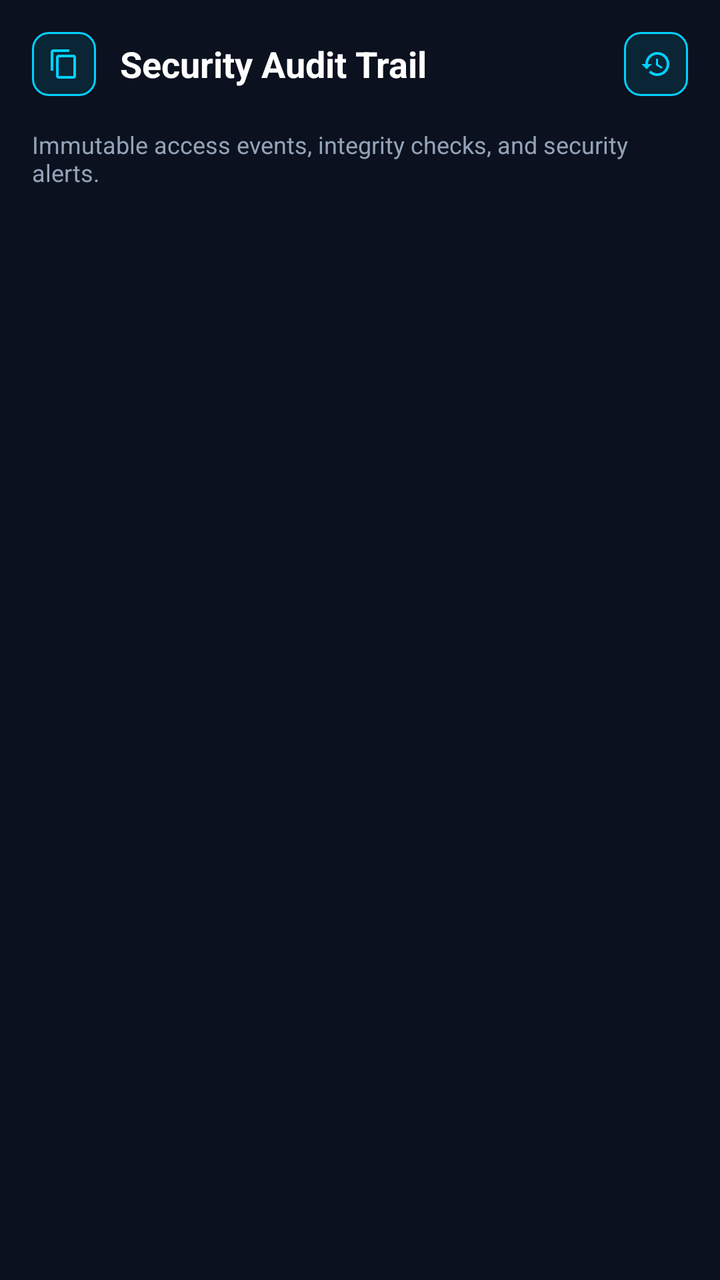
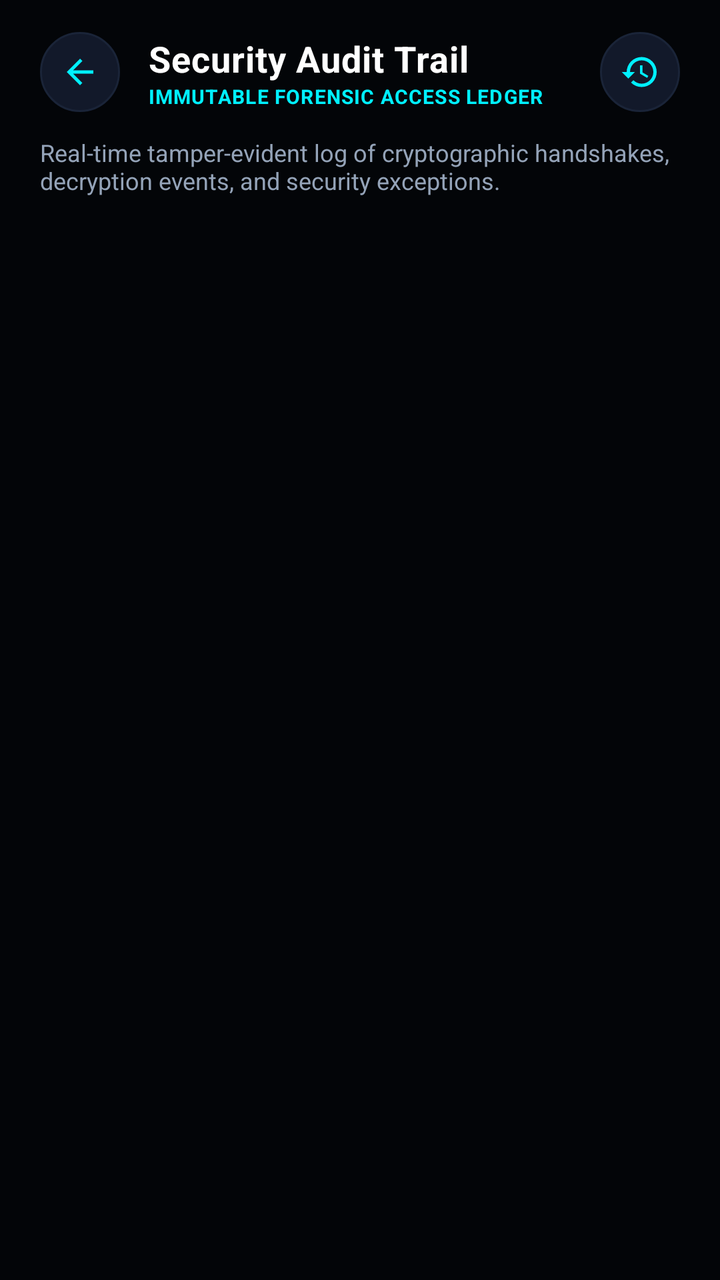

The first picture is an Android layout as it rendered before a commit; the second is the same layout after the commit. The layout source and the unified diff follow.
<!-- AndroidManifest.xml: application theme Theme.SecureDrop -->
<!-- res/layout/activity_access_logs.xml -->
<?xml version="1.0" encoding="utf-8"?>
<LinearLayout xmlns:android="http://schemas.android.com/apk/res/android"
    xmlns:app="http://schemas.android.com/apk/res-auto"
    android:layout_width="match_parent"
    android:layout_height="match_parent"
    android:background="@color/bg_dark"
    android:orientation="vertical">

    
    <LinearLayout
        android:layout_width="match_parent"
        android:layout_height="wrap_content"
        android:gravity="center_vertical"
        android:orientation="horizontal"
        android:padding="16dp">

        <ImageView
            android:id="@+id/btnBack"
            android:layout_width="32dp"
            android:layout_height="32dp"
            android:background="@drawable/bg_badge_blue"
            android:padding="8dp"
            android:src="@drawable/ic_copy"
            app:tint="@color/brand_accent" />

        <TextView
            android:layout_width="0dp"
            android:layout_height="wrap_content"
            android:layout_marginStart="12dp"
            android:layout_weight="1"
            android:text="Security Audit Trail"
            android:textColor="@color/text_primary"
            android:textSize="18sp"
            android:textStyle="bold" />

        <ImageView
            android:id="@+id/btnRefreshLogs"
            android:layout_width="32dp"
            android:layout_height="32dp"
            android:background="@drawable/bg_badge_blue"
            android:padding="8dp"
            android:src="@drawable/ic_history"
            app:tint="@color/brand_accent" />
    </LinearLayout>

    
    <TextView
        android:layout_width="wrap_content"
        android:layout_height="wrap_content"
        android:layout_marginStart="16dp"
        android:layout_marginEnd="16dp"
        android:layout_marginBottom="12dp"
        android:text="Immutable access events, integrity checks, and security alerts."
        android:textColor="@color/text_secondary"
        android:textSize="12sp" />

    <androidx.recyclerview.widget.RecyclerView
        android:id="@+id/rvAccessLogs"
        android:layout_width="match_parent"
        android:layout_height="0dp"
        android:layout_weight="1"
        android:paddingStart="16dp"
        android:paddingEnd="16dp" />

    <TextView
        android:id="@+id/tvEmptyLogs"
        android:layout_width="match_parent"
        android:layout_height="wrap_content"
        android:layout_margin="24dp"
        android:background="@drawable/bg_card_cyber"
        android:gravity="center"
        android:padding="32dp"
        android:text="No security audit events recorded yet."
        android:textColor="@color/text_muted"
        android:textSize="14sp"
        android:visibility="gone" />
</LinearLayout>
<!-- resources referenced by this layout -->
<resources>
  <color name="bg_dark">#0B111E</color>
  <color name="brand_accent">#00D2FF</color>
  <color name="text_muted">#64748B</color>
  <color name="text_primary">#FFFFFF</color>
  <color name="text_secondary">#94A3B8</color>
  <!-- drawable bg_badge_blue (drawable) -->
  <?xml version="1.0" encoding="utf-8"?>
  <shape xmlns:android="http://schemas.android.com/apk/res/android"
      android:shape="rectangle">
      <solid android:color="@color/security_blue_bg" />
      <corners android:radius="8dp" />
      <stroke
          android:width="1dp"
          android:color="@color/security_blue" />
  </shape>
  <!-- drawable bg_card_cyber (drawable) -->
  <?xml version="1.0" encoding="utf-8"?>
  <shape xmlns:android="http://schemas.android.com/apk/res/android"
      android:shape="rectangle">
      <solid android:color="@color/bg_surface_card" />
      <corners android:radius="16dp" />
      <stroke
          android:width="1dp"
          android:color="@color/border_subtle" />
  </shape>
  <!-- drawable ic_copy (drawable) -->
  <?xml version="1.0" encoding="utf-8"?>
  <vector xmlns:android="http://schemas.android.com/apk/res/android"
      android:width="24dp"
      android:height="24dp"
      android:viewportWidth="24"
      android:viewportHeight="24">
      <path
          android:fillColor="#FFFFFFFF"
          android:pathData="M16,1H4c-1.1,0 -2,0.9 -2,2v14h2V3h12V1zm3,4H8c-1.1,0 -2,0.9 -2,2v14c0,1.1 0.9,2 2,2h11c1.1,0 2,-0.9 2,-2V7c0,-1.1 -0.9,-2 -2,-2zm0,16H8V7h11v14z"/>
  </vector>
  <!-- drawable ic_history (drawable) -->
  <?xml version="1.0" encoding="utf-8"?>
  <vector xmlns:android="http://schemas.android.com/apk/res/android"
      android:width="24dp"
      android:height="24dp"
      android:viewportWidth="24"
      android:viewportHeight="24">
      <path
          android:fillColor="#FFFFFFFF"
          android:pathData="M13,3a9,9 0 0,0 -9,9H1l3.89,3.89 0.07,0.14L9,12H6c0,-3.87 3.13,-7 7,-7s7,3.13 7,7 -3.13,7 -7,7c-1.93,0 -3.68,-0.79 -4.94,-2.06l-1.42,1.42A8.954,8.954 0 0,0 13,21a9,9 0 0,0 0,-18zm-1,5v5l4.28,2.54 0.72,-1.21 -3.5,-2.08V8H12z"/>
  </vector>
  <style name="Theme.SecureDrop" parent="Theme.MaterialComponents.DayNight.NoActionBar">
          
          <item name="colorPrimary">@color/brand_primary</item>
          <item name="colorPrimaryVariant">@color/brand_primary_variant</item>
          <item name="colorOnPrimary">@color/white</item>
          
          <item name="colorSecondary">@color/brand_accent</item>
          <item name="colorSecondaryVariant">@color/brand_accent</item>
          <item name="colorOnSecondary">@color/bg_dark</item>
          
          <item name="android:statusBarColor">@color/bg_dark</item>
          <item name="android:navigationBarColor">@color/bg_dark</item>
          <item name="android:windowBackground">@color/bg_dark</item>
          <item name="android:windowLightStatusBar">false</item>
      </style>
  <color name="security_blue_bg">#1A00D2FF</color>
  <color name="security_blue">#00D2FF</color>
  <color name="bg_surface_card">#1A2640</color>
  <color name="border_subtle">#2A3B5C</color>
  <color name="brand_primary">#0A84FF</color>
  <color name="brand_primary_variant">#0066CC</color>
  <color name="white">#FFFFFF</color>
</resources>

<!-- the commit's change to res/layout/activity_access_logs.xml (unified diff, before → after) -->
@@ -12,33 +12,54 @@
         android:layout_height="wrap_content"
         android:gravity="center_vertical"
         android:orientation="horizontal"
-        android:padding="16dp">
+        android:paddingStart="20dp"
+        android:paddingTop="16dp"
+        android:paddingEnd="20dp"
+        android:paddingBottom="12dp">
 
         <ImageView
             android:id="@+id/btnBack"
-            android:layout_width="32dp"
-            android:layout_height="32dp"
-            android:background="@drawable/bg_badge_blue"
-            android:padding="8dp"
-            android:src="@drawable/ic_copy"
+            android:layout_width="40dp"
+            android:layout_height="40dp"
+            android:background="@drawable/bg_circle_icon_button"
+            android:contentDescription="Navigate Back"
+            android:padding="10dp"
+            android:src="@drawable/ic_arrow_back"
             app:tint="@color/brand_accent" />
 
-        <TextView
+        <LinearLayout
             android:layout_width="0dp"
             android:layout_height="wrap_content"
-            android:layout_marginStart="12dp"
+            android:layout_marginStart="14dp"
             android:layout_weight="1"
-            android:text="Security Audit Trail"
-            android:textColor="@color/text_primary"
-            android:textSize="18sp"
-            android:textStyle="bold" />
+            android:orientation="vertical">
+
+            <TextView
+                android:layout_width="wrap_content"
+                android:layout_height="wrap_content"
+                android:letterSpacing="0.02"
+                android:text="Security Audit Trail"
+                android:textColor="@color/text_primary"
+                android:textSize="18sp"
+                android:textStyle="bold" />
+
+            <TextView
+                android:layout_width="wrap_content"
+                android:layout_height="wrap_content"
+                android:letterSpacing="0.04"
+                android:text="IMMUTABLE FORENSIC ACCESS LEDGER"
+                android:textColor="@color/brand_accent"
+                android:textSize="10sp"
+                android:textStyle="bold" />
+        </LinearLayout>
 
         <ImageView
             android:id="@+id/btnRefreshLogs"
-            android:layout_width="32dp"
-            android:layout_height="32dp"
-            android:background="@drawable/bg_badge_blue"
-            android:padding="8dp"
+            android:layout_width="40dp"
+            android:layout_height="40dp"
+            android:background="@drawable/bg_circle_icon_button"
+            android:contentDescription="Sync Audit Logs"
+            android:padding="10dp"
             android:src="@drawable/ic_history"
             app:tint="@color/brand_accent" />
     </LinearLayout>
@@ -47,31 +68,40 @@
     <TextView
         android:layout_width="wrap_content"
         android:layout_height="wrap_content"
-        android:layout_marginStart="16dp"
-        android:layout_marginEnd="16dp"
-        android:layout_marginBottom="12dp"
-        android:text="Immutable access events, integrity checks, and security alerts."
+        android:layout_marginStart="20dp"
+        android:layout_marginEnd="20dp"
+        android:layout_marginBottom="14dp"
+        android:text="Real-time tamper-evident log of cryptographic handshakes, decryption events, and security exceptions."
         android:textColor="@color/text_secondary"
         android:textSize="12sp" />
 
-    <androidx.recyclerview.widget.RecyclerView
-        android:id="@+id/rvAccessLogs"
+    <FrameLayout
         android:layout_width="match_parent"
         android:layout_height="0dp"
         android:layout_weight="1"
-        android:paddingStart="16dp"
-        android:paddingEnd="16dp" />
+        android:paddingStart="20dp"
+        android:paddingEnd="20dp">
 
-    <TextView
-        android:id="@+id/tvEmptyLogs"
-        android:layout_width="match_parent"
-        android:layout_height="wrap_content"
-        android:layout_margin="24dp"
-        android:background="@drawable/bg_card_cyber"
-        android:gravity="center"
-        android:padding="32dp"
-        android:text="No security audit events recorded yet."
-        android:textColor="@color/text_muted"
-        android:textSize="14sp"
-        android:visibility="gone" />
+        <androidx.recyclerview.widget.RecyclerView
+            android:id="@+id/rvAccessLogs"
+            android:layout_width="match_parent"
+            android:layout_height="match_parent"
+            android:clipToPadding="false"
+            android:overScrollMode="never"
+            android:paddingBottom="16dp" />
+
+        <TextView
+            android:id="@+id/tvEmptyLogs"
+            android:layout_width="match_parent"
+            android:layout_height="wrap_content"
+            android:layout_gravity="center"
+            android:background="@drawable/bg_card_cyber"
+            android:gravity="center"
+            android:lineSpacingExtra="4dp"
+            android:padding="36dp"
+            android:text="No security audit events recorded yet.\nAll decryption and access events will be logged here."
+            android:textColor="@color/text_muted"
+            android:textSize="13sp"
+            android:visibility="gone" />
+    </FrameLayout>
 </LinearLayout>
<!-- resource entries referenced after the edit -->
@@ -1,31 +1,34 @@
 <!-- resources referenced by this layout -->
 <resources>
-  <color name="bg_dark">#0B111E</color>
-  <color name="brand_accent">#00D2FF</color>
+  <color name="bg_dark">#030508</color>
+  <color name="brand_accent">#00F0FF</color>
   <color name="text_muted">#64748B</color>
   <color name="text_primary">#FFFFFF</color>
   <color name="text_secondary">#94A3B8</color>
-  <!-- drawable bg_badge_blue (drawable) -->
-  <?xml version="1.0" encoding="utf-8"?>
-  <shape xmlns:android="http://schemas.android.com/apk/res/android"
-      android:shape="rectangle">
-      <solid android:color="@color/security_blue_bg" />
-      <corners android:radius="8dp" />
-      <stroke
-          android:width="1dp"
-          android:color="@color/security_blue" />
-  </shape>
   <!-- drawable bg_card_cyber (drawable) -->
   <?xml version="1.0" encoding="utf-8"?>
   <shape xmlns:android="http://schemas.android.com/apk/res/android"
       android:shape="rectangle">
       <solid android:color="@color/bg_surface_card" />
-      <corners android:radius="16dp" />
+      <corners android:radius="20dp" />
       <stroke
           android:width="1dp"
           android:color="@color/border_subtle" />
   </shape>
-  <!-- drawable ic_copy (drawable) -->
+  <!-- drawable bg_circle_icon_button (drawable) -->
+  <?xml version="1.0" encoding="utf-8"?>
+  <ripple xmlns:android="http://schemas.android.com/apk/res/android"
+      android:color="@color/brand_accent_glow">
+      <item>
+          <shape android:shape="oval">
+              <solid android:color="@color/bg_surface_elevated" />
+              <stroke
+                  android:width="1dp"
+                  android:color="@color/border_subtle" />
+          </shape>
+      </item>
+  </ripple>
+  <!-- drawable ic_arrow_back (drawable) -->
   <?xml version="1.0" encoding="utf-8"?>
   <vector xmlns:android="http://schemas.android.com/apk/res/android"
       android:width="24dp"
@@ -34,7 +37,7 @@
       android:viewportHeight="24">
       <path
           android:fillColor="#FFFFFFFF"
-          android:pathData="M16,1H4c-1.1,0 -2,0.9 -2,2v14h2V3h12V1zm3,4H8c-1.1,0 -2,0.9 -2,2v14c0,1.1 0.9,2 2,2h11c1.1,0 2,-0.9 2,-2V7c0,-1.1 -0.9,-2 -2,-2zm0,16H8V7h11v14z"/>
+          android:pathData="M20,11H7.83l5.59,-5.59L12,4l-8,8 8,8 1.41,-1.41L7.83,13H20v-2z"/>
   </vector>
   <!-- drawable ic_history (drawable) -->
   <?xml version="1.0" encoding="utf-8"?>
@@ -51,23 +54,23 @@
           
           <item name="colorPrimary">@color/brand_primary</item>
           <item name="colorPrimaryVariant">@color/brand_primary_variant</item>
-          <item name="colorOnPrimary">@color/white</item>
+          <item name="colorOnPrimary">@color/black</item>
           
           <item name="colorSecondary">@color/brand_accent</item>
           <item name="colorSecondaryVariant">@color/brand_accent</item>
-          <item name="colorOnSecondary">@color/bg_dark</item>
+          <item name="colorOnSecondary">@color/black</item>
           
           <item name="android:statusBarColor">@color/bg_dark</item>
           <item name="android:navigationBarColor">@color/bg_dark</item>
           <item name="android:windowBackground">@color/bg_dark</item>
           <item name="android:windowLightStatusBar">false</item>
       </style>
-  <color name="security_blue_bg">#1A00D2FF</color>
-  <color name="security_blue">#00D2FF</color>
-  <color name="bg_surface_card">#1A2640</color>
-  <color name="border_subtle">#2A3B5C</color>
-  <color name="brand_primary">#0A84FF</color>
-  <color name="brand_primary_variant">#0066CC</color>
-  <color name="white">#FFFFFF</color>
+  <color name="bg_surface_card">#0D121F</color>
+  <color name="border_subtle">#1A2438</color>
+  <color name="brand_accent_glow">#4000F0FF</color>
+  <color name="bg_surface_elevated">#12192A</color>
+  <color name="brand_primary">#00E5FF</color>
+  <color name="brand_primary_variant">#00B0FF</color>
+  <color name="black">#000000</color>
 </resources>
 
